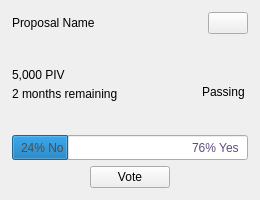
The window that src/qt/pivx/forms/proposalcard.ui (SOLARI-Project/SOLARI) describes before a commit, drawn with Qt 5.
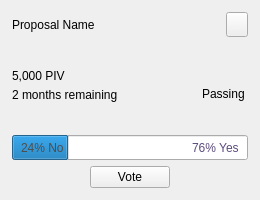
The same window after the commit.

Commit message: GUI: correct proposal large title for being cut if the app window is too small.

Patch:
```diff
--- a/src/qt/pivx/forms/proposalcard.ui
+++ b/src/qt/pivx/forms/proposalcard.ui
@@ -76,6 +76,9 @@
       </property>
       <item>
        <layout class="QHBoxLayout" name="horizontalLayout_3">
+        <property name="spacing">
+         <number>0</number>
+        </property>
         <item>
          <widget class="QLabel" name="labelPropName">
           <property name="text">
@@ -104,6 +107,12 @@
             <verstretch>0</verstretch>
            </sizepolicy>
           </property>
+          <property name="maximumSize">
+           <size>
+            <width>22</width>
+            <height>25</height>
+           </size>
+          </property>
           <property name="cursor">
            <cursorShape>PointingHandCursor</cursorShape>
           </property>
```
Left out of the diff: 3 changed lines with no effect on the pictures. The commit also changes 1 other file.
